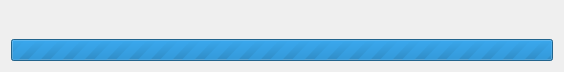
Qt form LDDC/ui/progres.ui (chenmozhijin/LDDC) before a commit.
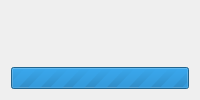
The same form after that commit. Icons and pictures are not drawn.

```diff
--- a/LDDC/ui/progres.ui
+++ b/LDDC/ui/progres.ui
@@ -2,14 +2,6 @@
 <ui version="4.0">
  <class>progressDialog</class>
  <widget class="QDialog" name="progressDialog">
-  <property name="geometry">
-   <rect>
-    <x>0</x>
-    <y>0</y>
-    <width>564</width>
-    <height>72</height>
-   </rect>
-  </property>
   <property name="windowTitle">
    <string>进度</string>
   </property>
```
